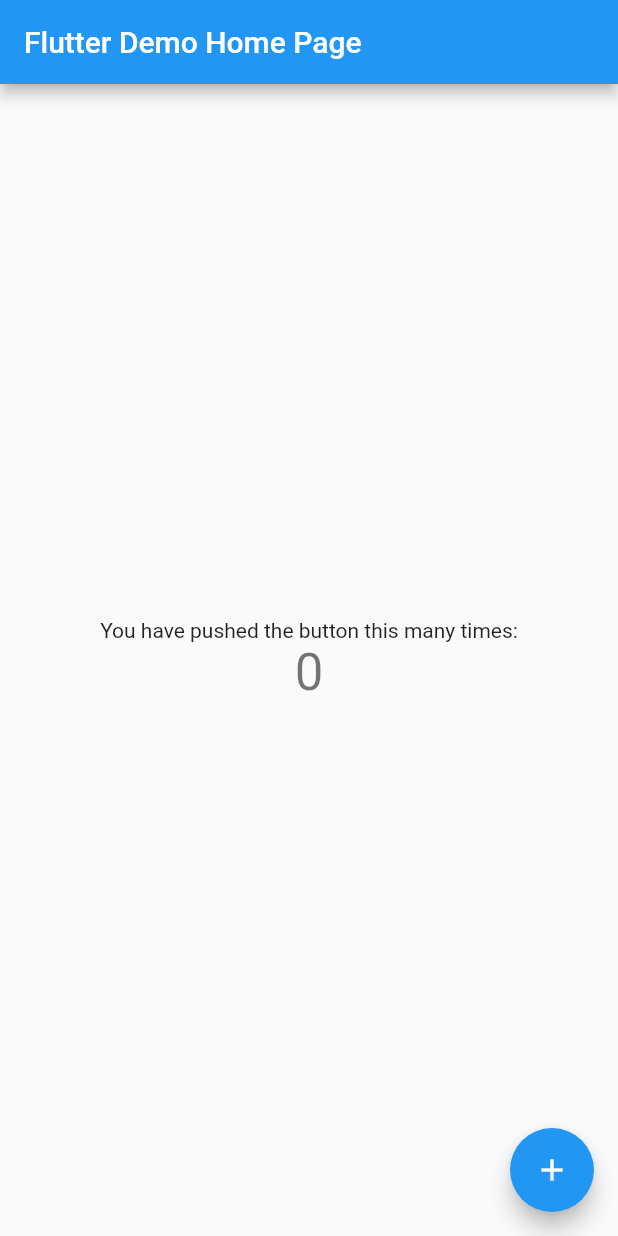
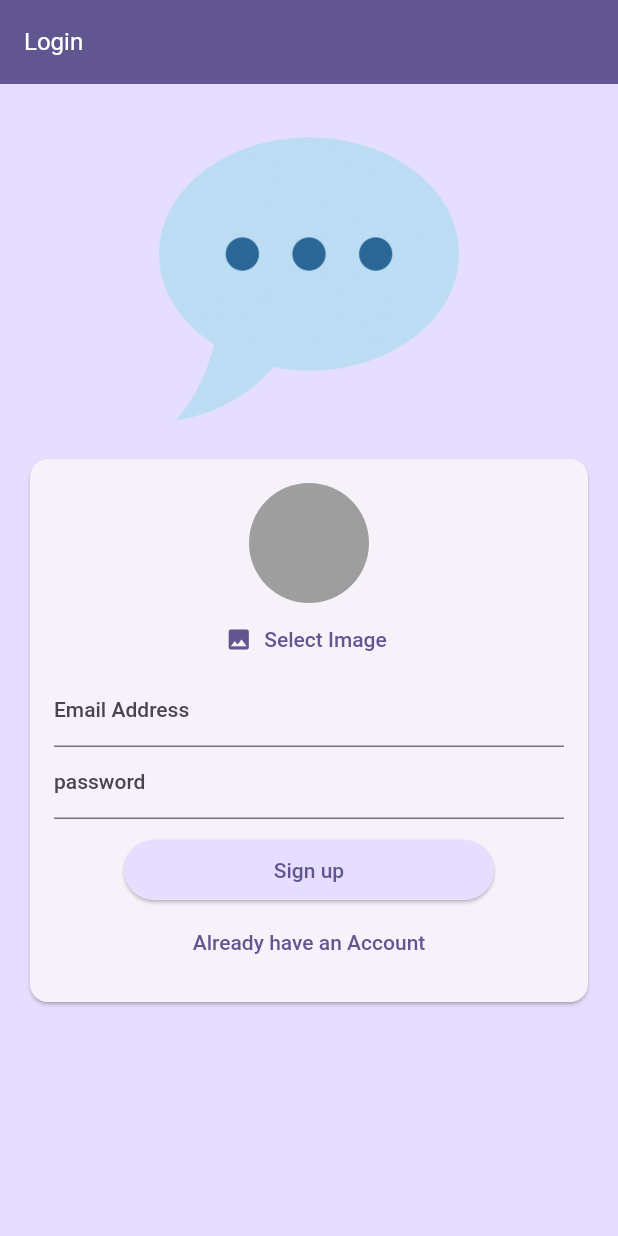
Before and after one commit to helloweilei/flutter-demo, a Flutter app: the screen it shows after launch, on a phone screen of 412 x 824 dp. Run offline on Flutter 3.47's test engine with Material 2 defaults, Android fonts, the phone set to English and light mode, and no system bars; our stand-ins replace event_bus, firebase_auth, firebase_core, flutter_riverpod, geolocator, google_fonts and 5 more; missing offline and left inert: dart:ffi; accounts and stored records are empty.

Commit message:
init auth func

```diff
--- a/chat_app/lib/main.dart
+++ b/chat_app/lib/main.dart
@@ -1,115 +1,44 @@
+import 'package:chat_app/firebase_options.dart';
+import 'package:chat_app/screens/auth_screen.dart';
+import 'package:chat_app/screens/chat_screen.dart';
+import 'package:chat_app/screens/splash_screen.dart';
+import 'package:firebase_auth/firebase_auth.dart';
+import 'package:firebase_core/firebase_core.dart';
 import 'package:flutter/material.dart';
 
-void main() {
-  runApp(const MyApp());
+void main() async {
+  WidgetsFlutterBinding.ensureInitialized();
+  await Firebase.initializeApp(
+    options: DefaultFirebaseOptions.android,
+  );
+  runApp(const App());
 }
 
-class MyApp extends StatelessWidget {
-  const MyApp({super.key});
+class App extends StatelessWidget {
+  const App({super.key});
 
-  // This widget is the root of your application.
   @override
   Widget build(BuildContext context) {
     return MaterialApp(
-      title: 'Flutter Demo',
-      theme: ThemeData(
-        // This is the theme of your application.
-        //
-        // Try running your application with "flutter run". You'll see the
-        // application has a blue toolbar. Then, without quitting the app, try
-        // changing the primarySwatch below to Colors.green and then invoke
-        // "hot reload" (press "r" in the console where you ran "flutter run",
-        // or simply save your changes to "hot reload" in a Flutter IDE).
-        // Notice that the counter didn't reset back to zero; the application
-        // is not restarted.
-        primarySwatch: Colors.blue,
+      title: 'FlutterChat',
+      theme: ThemeData().copyWith(
+        useMaterial3: true,
+        colorScheme: ColorScheme.fromSeed(
+          seedColor: const Color.fromARGB(255, 63, 17, 177),
+        ),
       ),
-      home: const MyHomePage(title: 'Flutter Demo Home Page'),
+      home: StreamBuilder(
+          stream: FirebaseAuth.instance.authStateChanges(),
+          builder: (ctx, snapshot) {
+            if (snapshot.connectionState == ConnectionState.waiting) {
+              return const SplashScreen();
+            }
+            if (snapshot.hasData) {
+              return const ChatScreen();
+            } else {
+              return const AuthScreen();
+            }
+          }),
     );
   }
 }
-
-class MyHomePage extends StatefulWidget {
-  const MyHomePage({super.key, required this.title});
-
-  // This widget is the home page of your application. It is stateful, meaning
-  // that it has a State object (defined below) that contains fields that affect
-  // how it looks.
-
-  // This class is the configuration for the state. It holds the values (in this
-  // case the title) provided by the parent (in this case the App widget) and
-  // used by the build method of the State. Fields in a Widget subclass are
-  // always marked "final".
-
-  final String title;
-
-  @override
-  State<MyHomePage> createState() => _MyHomePageState();
-}
-
-class _MyHomePageState extends State<MyHomePage> {
-  int _counter = 0;
-
-  void _incrementCounter() {
-    setState(() {
-      // This call to setState tells the Flutter framework that something has
-      // changed in this State, which causes it to rerun the build method below
-      // so that the display can reflect the updated values. If we changed
-      // _counter without calling setState(), then the build method would not be
-      // called again, and so nothing would appear to happen.
-      _counter++;
-    });
-  }
-
-  @override
-  Widget build(BuildContext context) {
-    // This method is rerun every time setState is called, for instance as done
-    // by the _incrementCounter method above.
-    //
-    // The Flutter framework has been optimized to make rerunning build methods
-    // fast, so that you can just rebuild anything that needs updating rather
-    // than having to individually change instances of widgets.
-    return Scaffold(
-      appBar: AppBar(
-        // Here we take the value from the MyHomePage object that was created by
-        // the App.build method, and use it to set our appbar title.
-        title: Text(widget.title),
-      ),
-      body: Center(
-        // Center is a layout widget. It takes a single child and positions it
-        // in the middle of the parent.
-        child: Column(
-          // Column is also a layout widget. It takes a list of children and
-          // arranges them vertically. By default, it sizes itself to fit its
-          // children horizontally, and tries to be as tall as its parent.
-          //
-          // Invoke "debug painting" (press "p" in the console, choose the
-          // "Toggle Debug Paint" action from the Flutter Inspector in Android
-          // Studio, or the "Toggle Debug Paint" command in Visual Studio Code)
-          // to see the wireframe for each widget.
-          //
-          // Column has various properties to control how it sizes itself and
-          // how it positions its children. Here we use mainAxisAlignment to
-          // center the children vertically; the main axis here is the vertical
-          // axis because Columns are vertical (the cross axis would be
-          // horizontal).
-          mainAxisAlignment: MainAxisAlignment.center,
-          children: <Widget>[
-            const Text(
-              'You have pushed the button this many times:',
-            ),
-            Text(
-              '$_counter',
-              style: Theme.of(context).textTheme.headlineMedium,
-            ),
-          ],
-        ),
-      ),
-      floatingActionButton: FloatingActionButton(
-        onPressed: _incrementCounter,
-        tooltip: 'Increment',
-        child: const Icon(Icons.add),
-      ), // This trailing comma makes auto-formatting nicer for build methods.
-    );
-  }
-}
--- /dev/null
+++ b/chat_app/lib/screens/auth_screen.dart
@@ -0,0 +1,158 @@
+import 'package:chat_app/widgets/user_image_picker.dart';
+import 'package:firebase_auth/firebase_auth.dart';
+import 'package:flutter/material.dart';
+
+final _firebaseAuth = FirebaseAuth.instance;
+
+class AuthScreen extends StatefulWidget {
+  const AuthScreen({Key? key}) : super(key: key);
+
+  @override
+  State<AuthScreen> createState() => _AuthScreenState();
+}
+
+class _AuthScreenState extends State<AuthScreen> {
+  var _isLogin = false;
+  final _form = GlobalKey<FormState>();
+
+  var _enteredEmail = '';
+  var _enteredPassword = '';
+
+  void _onSubmit() async {
+    if (!_form.currentState!.validate()) {
+      return;
+    }
+    _form.currentState!.save();
+    try {
+      if (!_isLogin) {
+        await _firebaseAuth.createUserWithEmailAndPassword(
+          email: _enteredEmail,
+          password: _enteredPassword,
+        );
+      } else {
+        await _firebaseAuth.signInWithEmailAndPassword(
+          email: _enteredEmail,
+          password: _enteredPassword,
+        );
+      }
+    } on FirebaseAuthException catch (error) {
+      final messenger = ScaffoldMessenger.of(context);
+      messenger.clearSnackBars();
+      messenger.showSnackBar(SnackBar(
+        content: Text(error.message ?? 'Firebase authenticate failed'),
+      ));
+    }
+  }
+
+  @override
+  Widget build(BuildContext context) {
+    return Scaffold(
+      appBar: AppBar(
+        title: Text(
+          'Login',
+          style: Theme.of(context).textTheme.titleMedium!.copyWith(
+                color: Theme.of(context).colorScheme.onPrimary,
+              ),
+        ),
+        backgroundColor: Theme.of(context).colorScheme.primary,
+      ),
+      backgroundColor: Theme.of(context).colorScheme.primaryContainer,
+      body: SingleChildScrollView(
+        child: Center(
+          child: Column(
+            mainAxisAlignment: MainAxisAlignment.center,
+            children: [
+              Container(
+                alignment: Alignment.center,
+                margin: const EdgeInsets.only(
+                  top: 30,
+                  left: 20,
+                  right: 20,
+                ),
+                child: Image.asset(
+                  'asset/images/chat.png',
+                  width: 200,
+                  fit: BoxFit.contain,
+                ),
+              ),
+              Card(
+                margin: const EdgeInsets.all(20),
+                child: Padding(
+                  padding: const EdgeInsets.all(16),
+                  child: SingleChildScrollView(
+                    child: Form(
+                      key: _form,
+                      child: Column(
+                        children: [
+                          if (!_isLogin) const UserImagePicker(),
+                          TextFormField(
+                            decoration: const InputDecoration(
+                              labelText: 'Email Address',
+                            ),
+                            keyboardType: TextInputType.emailAddress,
+                            autocorrect: false,
+                            textCapitalization: TextCapitalization.none,
+                            validator: (value) {
+                              if (value == null ||
+                                  value.trim().isEmpty ||
+                                  !value.contains('@')) {
+                                return 'Please input valid email address';
+                              }
+                              return null;
+                            },
+                            onSaved: (value) {
+                              _enteredEmail = value!;
+                            },
+                          ),
+                          TextFormField(
+                            decoration: const InputDecoration(
+                              labelText: 'password',
+                            ),
+                            obscureText: true,
+                            validator: (value) {
+                              if (value == null ||
+                                  value.trim().isEmpty ||
+                                  value.length <= 6) {
+                                return 'Please input at least 6 chars';
+                              }
+                              return null;
+                            },
+                            onSaved: (value) {
+                              _enteredPassword = value!;
+                            },
+                          ),
+                          const SizedBox(height: 10),
+                          ElevatedButton(
+                            onPressed: _onSubmit,
+                            style: ElevatedButton.styleFrom(
+                              backgroundColor: Theme.of(context)
+                                  .colorScheme
+                                  .primaryContainer,
+                              padding:
+                                  const EdgeInsets.symmetric(horizontal: 100),
+                            ),
+                            child: Text(_isLogin ? 'Login' : 'Sign up'),
+                          ),
+                          TextButton(
+                            onPressed: () {
+                              setState(() {
+                                _isLogin = !_isLogin;
+                              });
+                            },
+                            child: Text(_isLogin
+                                ? 'Create new account'
+                                : 'Already have an Account'),
+                          ),
+                        ],
+                      ),
+                    ),
+                  ),
+                ),
+              ),
+            ],
+          ),
+        ),
+      ),
+    );
+  }
+}
--- /dev/null
+++ b/chat_app/lib/widgets/user_image_picker.dart
@@ -0,0 +1,49 @@
+import 'dart:io';
+
+import 'package:flutter/material.dart';
+import 'package:image_picker/image_picker.dart';
+
+class UserImagePicker extends StatefulWidget {
+  const UserImagePicker({Key? key}) : super(key: key);
+
+  @override
+  State<UserImagePicker> createState() => _UserImagePickerState();
+}
+
+class _UserImagePickerState extends State<UserImagePicker> {
+  File? _imageFile;
+  void _pickImage() async {
+    var chosenImage = await ImagePicker().pickImage(
+      source: ImageSource.camera,
+      imageQuality: 50,
+      maxWidth: 200,
+    );
+    if (chosenImage == null) {
+      return;
+    }
+    _imageFile = File(chosenImage.path);
+  }
+
+  @override
+  Widget build(BuildContext context) {
+    return Column(
+      children: [
+        CircleAvatar(
+          radius: 40,
+          backgroundColor: Colors.grey,
+          foregroundImage: _imageFile != null ? FileImage(_imageFile!) : null,
+        ),
+        TextButton.icon(
+          onPressed: _pickImage,
+          icon: const Icon(Icons.image),
+          label: Text(
+            'Select Image',
+            style: TextStyle(
+              color: Theme.of(context).colorScheme.primary,
+            ),
+          ),
+        ),
+      ],
+    );
+  }
+}
```
Also changed, not shown: chat_app/lib/screens/chat_screen.dart (added, +24 -0 lines), chat_app/lib/screens/splash_screen.dart (added, +12 -0 lines), chat_app/pubspec.yaml (+5 -2 lines), chat_app/asset/images/chat.png (added), chat_app/lib/firebase_options.dart (added), chat_app/pubspec.lock, 19 other files.
